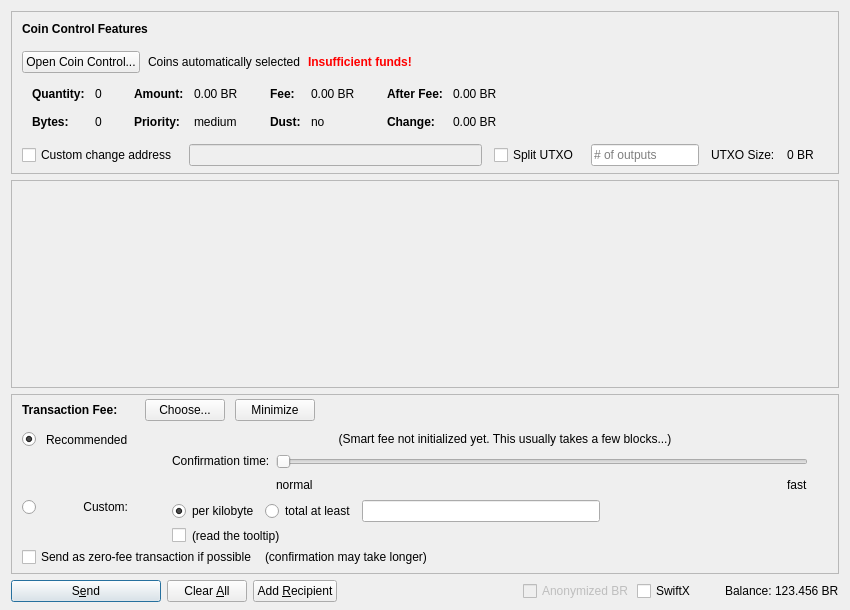
Old version of the form src/qt/forms/sendcoinsdialog.ui in the repository bitcoinreal/BitcoinReal.
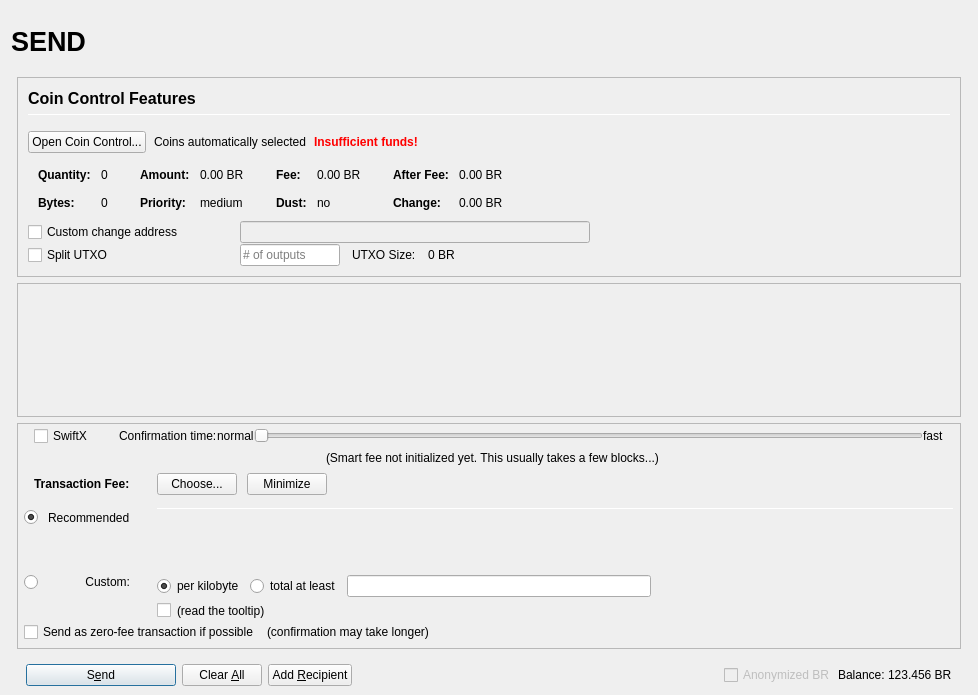
New version of the form. Icons and pictures are not drawn. Custom widgets are drawn as their Qt base class.

What changed in the file:
```diff
--- a/src/qt/forms/sendcoinsdialog.ui
+++ b/src/qt/forms/sendcoinsdialog.ui
@@ -2,20 +2,155 @@
 <ui version="4.0">
  <class>SendCoinsDialog</class>
  <widget class="QDialog" name="SendCoinsDialog">
+  <property name="enabled">
+   <bool>true</bool>
+  </property>
   <property name="geometry">
    <rect>
     <x>0</x>
     <y>0</y>
-    <width>850</width>
-    <height>610</height>
+    <width>978</width>
+    <height>695</height>
    </rect>
   </property>
   <property name="windowTitle">
    <string>Send Coins</string>
   </property>
-  <layout class="QVBoxLayout" name="verticalLayout" stretch="0,1,0,0">
+  <layout class="QVBoxLayout" name="verticalLayout" stretch="0">
    <property name="bottomMargin">
-    <number>8</number>
+    <number>9</number>
+   </property>
+   <item>
+    <layout class="QVBoxLayout" name="verticalLayout_Master" stretch="0,1">
+     <property name="spacing">
+      <number>0</number>
+     </property>
+     <property name="leftMargin">
+      <number>0</number>
+     </property>
+     <property name="topMargin">
+      <number>0</number>
+     </property>
+     <property name="rightMargin">
+      <number>0</number>
+     </property>
+     <property name="bottomMargin">
+      <number>0</number>
+     </property>
+     <item>
+      <widget class="QFrame" name="frame_Header">
+       <layout class="QVBoxLayout" name="verticalLayout_Header" stretch="0">
+        <property name="leftMargin">
+         <number>0</number>
+        </property>
+        <property name="topMargin">
+         <number>0</number>
+        </property>
+        <property name="rightMargin">
+         <number>0</number>
+        </property>
+        <property name="bottomMargin">
+         <number>0</number>
+        </property>
+        <item>
+         <layout class="QHBoxLayout" name="horizontalLayout_Header" stretch="1,0,1">
+          <property name="spacing">
+           <number>6</number>
+          </property>
+          <item>
+           <widget class="QLabel" name="labelOverviewHeaderLeft">
+            <property name="minimumSize">
+             <size>
+              <width>464</width>
+              <height>60</height>
+             </size>
+            </property>
+            <property name="maximumSize">
+             <size>
+              <width>16777215</width>
+              <height>60</height>
+             </size>
+            </property>
+            <property name="font">
+             <font>
+              <pointsize>20</pointsize>
+              <weight>75</weight>
+              <bold>true</bold>
+             </font>
+            </property>
+            <property name="text">
+             <string>SEND</string>
+            </property>
+            <property name="alignment">
+             <set>Qt::AlignLeading|Qt::AlignLeft|Qt::AlignVCenter</set>
+            </property>
+           </widget>
+          </item>
+          <item>
+           <spacer name="horizontalSpacer_Header">
+            <property name="orientation">
+             <enum>Qt::Horizontal</enum>
+            </property>
+            <property name="sizeHint" stdset="0">
+             <size>
+              <width>40</width>
+              <height>20</height>
+             </size>
+            </property>
+           </spacer>
+          </item>
+          <item>
+           <widget class="QLabel" name="labelOverviewHeaderRight">
+            <property name="minimumSize">
+             <size>
+              <width>464</width>
+              <height>60</height>
+             </size>
+            </property>
+            <property name="maximumSize">
+             <size>
+              <width>16777215</width>
+              <height>60</height>
+             </size>
+            </property>
+            <property name="font">
+             <font>
+              <pointsize>14</pointsize>
+             </font>
+            </property>
+            <property name="text">
+             <string/>
+            </property>
+            <property name="alignment">
+             <set>Qt::AlignRight|Qt::AlignTrailing|Qt::AlignVCenter</set>
+            </property>
+           </widget>
+          </item>
+         </layout>
+        </item>
+       </layout>
+      </widget>
+     </item>
+     <item>
+      <widget class="QFrame" name="frame_BG">
+       <property name="minimumSize">
+        <size>
+         <width>0</width>
+         <height>0</height>
+        </size>
+       </property>
+       <layout class="QVBoxLayout" name="layout_BG" stretch="0,0,0,0">
+        <property name="leftMargin">
+         <number>6</number>
+        </property>
+        <property name="topMargin">
+         <number>6</number>
+        </property>
+        <property name="rightMargin">
+         <number>6</number>
+        </property>
+        <property name="bottomMargin">
+         <number>0</number>
    </property>
    <item>
     <widget class="QFrame" name="frameCoinControl">
@@ -51,12 +186,13 @@
        <number>0</number>
       </property>
       <property name="bottomMargin">
-       <number>6</number>
+            <number>0</number>
       </property>
       <item>
-       <layout class="QVBoxLayout" name="verticalLayoutCoinControl" stretch="0,0,0,0,1">
+            <widget class="QFrame" name="frameCoinControl_BG">
+             <layout class="QVBoxLayout" name="verticalLayoutCoinControl" stretch="0,0,0,0,0,0">
         <property name="spacing">
-         <number>0</number>
+               <number>1</number>
         </property>
         <property name="leftMargin">
          <number>10</number>
@@ -70,6 +206,11 @@
            <number>15</number>
           </property>
           <item>
+                 <layout class="QVBoxLayout" name="verticalLayout_3">
+                  <property name="spacing">
+                   <number>6</number>
+                  </property>
+                  <item>
            <widget class="QLabel" name="labelCoinControlFeatures">
             <property name="sizePolicy">
              <sizepolicy hsizetype="Preferred" vsizetype="Maximum">
@@ -77,8 +218,15 @@
               <verstretch>0</verstretch>
              </sizepolicy>
             </property>
+                    <property name="minimumSize">
+                     <size>
+                      <width>0</width>
+                      <height>20</height>
+                     </size>
+                    </property>
             <property name="font">
              <font>
+                      <pointsize>12</pointsize>
               <weight>75</weight>
               <bold>true</bold>
              </font>
@@ -91,6 +239,27 @@
             </property>
            </widget>
           </item>
+                  <item>
+                   <widget class="Line" name="line">
+                    <property name="minimumSize">
+                     <size>
+                      <width>0</width>
+                      <height>1</height>
+                     </size>
+                    </property>
+                    <property name="maximumSize">
+                     <size>
+                      <width>16777215</width>
+                      <height>1</height>
+                     </size>
+                    </property>
+                    <property name="orientation">
+                     <enum>Qt::Horizontal</enum>
+                    </property>
+                   </widget>
+                  </item>
+                 </layout>
+                </item>
          </layout>
         </item>
         <item>
@@ -528,7 +697,7 @@
          </widget>
         </item>
         <item>
-         <layout class="QHBoxLayout" name="horizontalLayoutCoinControl4" stretch="0,0,0,0,0,0,0">
+               <layout class="QHBoxLayout" name="horizontalLayoutCoinControl4">
           <property name="spacing">
            <number>12</number>
           </property>
@@ -536,13 +705,31 @@
            <enum>QLayout::SetDefaultConstraint</enum>
           </property>
           <property name="topMargin">
-           <number>5</number>
+                 <number>0</number>
           </property>
           <property name="rightMargin">
-           <number>5</number>
+                 <number>0</number>
           </property>
           <item>
            <widget class="QCheckBox" name="checkBoxCoinControlChange">
+                  <property name="sizePolicy">
+                   <sizepolicy hsizetype="Preferred" vsizetype="Preferred">
+                    <horstretch>0</horstretch>
+                    <verstretch>0</verstretch>
+                   </sizepolicy>
+                  </property>
+                  <property name="minimumSize">
+                   <size>
+                    <width>200</width>
+                    <height>0</height>
+                   </size>
+                  </property>
+                  <property name="maximumSize">
+                   <size>
+                    <width>200</width>
+                    <height>16777215</height>
+                   </size>
+                  </property>
             <property name="toolTip">
              <string>If this is activated, but the change address is empty or invalid, change will be sent to a newly generated address.</string>
             </property>
@@ -557,15 +744,71 @@
              <bool>false</bool>
             </property>
             <property name="sizePolicy">
-             <sizepolicy hsizetype="Expanding" vsizetype="Fixed">
+                   <sizepolicy hsizetype="Preferred" vsizetype="Preferred">
               <horstretch>0</horstretch>
               <verstretch>0</verstretch>
              </sizepolicy>
             </property>
-           </widget>
-          </item>
+                  <property name="minimumSize">
+                   <size>
+                    <width>300</width>
+                    <height>0</height>
+                   </size>
+                  </property>
+                 </widget>
+                </item>
+                <item>
+                 <widget class="QLabel" name="labelCoinControlChangeLabel">
+                  <property name="sizePolicy">
+                   <sizepolicy hsizetype="Preferred" vsizetype="Preferred">
+                    <horstretch>0</horstretch>
+                    <verstretch>0</verstretch>
+                   </sizepolicy>
+                  </property>
+                  <property name="minimumSize">
+                   <size>
+                    <width>100</width>
+                    <height>0</height>
+                   </size>
+                  </property>
+                  <property name="text">
+                   <string/>
+                  </property>
+                  <property name="margin">
+                   <number>3</number>
+                  </property>
+                 </widget>
+                </item>
+               </layout>
+              </item>
+              <item>
+               <layout class="QHBoxLayout" name="horizontalLayoutCoinControl6">
+                <property name="spacing">
+                 <number>12</number>
+                </property>
+                <property name="rightMargin">
+                 <number>0</number>
+                </property>
           <item>
            <widget class="QCheckBox" name="splitBlockCheckBox">
+                  <property name="sizePolicy">
+                   <sizepolicy hsizetype="Preferred" vsizetype="Preferred">
+                    <horstretch>0</horstretch>
+                    <verstretch>0</verstretch>
+                   </sizepolicy>
+                  </property>
+                  <property name="minimumSize">
+                   <size>
+                    <width>200</width>
+                    <height>0</height>
+                   </size>
+                  </property>
+                  <property name="maximumSize">
+                   <size>
+                    <width>200</width>
+                    <height>16777215</height>
+                   </size>
+                  </property>
             <property name="text">
              <string>Split UTXO</string>
             </property>
@@ -574,11 +817,23 @@
           <item>
            <widget class="QLineEdit" name="splitBlockLineEdit">
             <property name="sizePolicy">
-             <sizepolicy hsizetype="Fixed" vsizetype="Fixed">
+                   <sizepolicy hsizetype="Preferred" vsizetype="Preferred">
               <horstretch>50</horstretch>
               <verstretch>0</verstretch>
              </sizepolicy>
             </property>
+                  <property name="minimumSize">
+                   <size>
+                    <width>100</width>
+                    <height>0</height>
+                   </size>
+                  </property>
+                  <property name="maximumSize">
+                   <size>
+                    <width>100</width>
+                    <height>16777215</height>
+                   </size>
+                  </property>
             <property name="placeholderText">
              <string># of outputs</string>
             </property>
@@ -599,26 +854,17 @@
            </widget>
           </item>
           <item>
-           <widget class="QLabel" name="labelCoinControlChangeLabel">
-            <property name="sizePolicy">
-             <sizepolicy hsizetype="Preferred" vsizetype="Expanding">
-              <horstretch>0</horstretch>
-              <verstretch>0</verstretch>
-             </sizepolicy>
-            </property>
-            <property name="minimumSize">
+                 <spacer name="horizontalSpacer_7">
+                  <property name="orientation">
+                   <enum>Qt::Horizontal</enum>
+                  </property>
+                  <property name="sizeHint" stdset="0">
              <size>
-              <width>0</width>
-              <height>0</height>
-             </size>
-            </property>
-            <property name="text">
-             <string/>
-            </property>
-            <property name="margin">
-             <number>3</number>
-            </property>
-           </widget>
+                    <width>40</width>
+                    <height>20</height>
+                   </size>
+                  </property>
+                 </spacer>
           </item>
          </layout>
         </item>
@@ -636,6 +882,7 @@
          </spacer>
         </item>
        </layout>
+            </widget>
       </item>
      </layout>
     </widget>
@@ -650,8 +897,8 @@
        <rect>
         <x>0</x>
         <y>0</y>
-        <width>830</width>
-        <height>113</height>
+             <width>944</width>
+             <height>69</height>
        </rect>
       </property>
       <layout class="QVBoxLayout" name="verticalLayout_2" stretch="0,1">
@@ -728,18 +975,192 @@
        <number>0</number>
       </property>
       <item>
-       <layout class="QVBoxLayout" name="verticalLayoutFee2" stretch="0,0,0">
+            <layout class="QVBoxLayout" name="verticalLayoutFee2" stretch="0,0,0,0">
         <property name="spacing">
          <number>0</number>
         </property>
         <property name="leftMargin">
-         <number>10</number>
+              <number>6</number>
         </property>
         <property name="topMargin">
          <number>0</number>
         </property>
+             <property name="rightMargin">
+              <number>6</number>
+             </property>
+             <item>
+              <layout class="QVBoxLayout" name="verticalLayout_feeConf">
+               <property name="spacing">
+                <number>0</number>
+               </property>
+               <property name="leftMargin">
+                <number>10</number>
+               </property>
+               <property name="rightMargin">
+                <number>10</number>
+               </property>
+               <property name="bottomMargin">
+                <number>5</number>
+               </property>
+               <item>
+                <layout class="QHBoxLayout" name="horizontalLayoutFee9">
+                 <item>
+                  <widget class="QCheckBox" name="checkSwiftTX">
+                   <property name="enabled">
+                    <bool>true</bool>
+                   </property>
+                   <property name="minimumSize">
+                    <size>
+                     <width>85</width>
+                     <height>0</height>
+                    </size>
+                   </property>
+                   <property name="toolTip">
+                    <string>SwiftX technology allows for near instant transactions - A flat fee of 0.01 BR applies</string>
+                   </property>
+                   <property name="text">
+                    <string>SwiftX</string>
+                   </property>
+                  </widget>
+                 </item>
+                 <item>
+                  <widget class="QLabel" name="labelSmartFee3">
+                   <property name="text">
+                    <string>Confirmation time:</string>
+                   </property>
+                   <property name="margin">
+                    <number>2</number>
+                   </property>
+                  </widget>
+                 </item>
+                 <item>
+                  <widget class="QLabel" name="labelSmartFeeNormal">
+                   <property name="text">
+                    <string>normal</string>
+                   </property>
+                   <property name="margin">
+                    <number>8</number>
+                   </property>
+                  </widget>
+                 </item>
+                 <item>
+                  <widget class="QSlider" name="sliderSmartFee">
+                   <property name="minimumSize">
+                    <size>
+                     <width>0</width>
+                     <height>24</height>
+                    </size>
+                   </property>
+                   <property name="minimum">
+                    <number>0</number>
+                   </property>
+                   <property name="maximum">
+                    <number>24</number>
+                   </property>
+                   <property name="pageStep">
+                    <number>1</number>
+                   </property>
+                   <property name="value">
+                    <number>0</number>
+                   </property>
+                   <property name="orientation">
+                    <enum>Qt::Horizontal</enum>
+                   </property>
+                   <property name="invertedAppearance">
+                    <bool>false</bool>
+                   </property>
+                   <property name="invertedControls">
+                    <bool>false</bool>
+                   </property>
+                   <property name="tickPosition">
+                    <enum>QSlider::NoTicks</enum>
+                   </property>
+                  </widget>
+                 </item>
+                 <item>
+                  <widget class="QLabel" name="labelSmartFeeFast">
+                   <property name="text">
+                    <string>fast</string>
+                   </property>
+                   <property name="margin">
+                    <number>8</number>
+                   </property>
+                  </widget>
+                 </item>
+                </layout>
+               </item>
+               <item>
+                <layout class="QHBoxLayout" name="horizontalLayout_recommended_texts">
+                 <property name="spacing">
+                  <number>0</number>
+                 </property>
+                 <item>
+                  <spacer name="horizontalSpacer_8">
+                   <property name="orientation">
+                    <enum>Qt::Horizontal</enum>
+                   </property>
+                   <property name="sizeHint" stdset="0">
+                    <size>
+                     <width>40</width>
+                     <height>20</height>
+                    </size>
+                   </property>
+                  </spacer>
+                 </item>
+                 <item>
+                  <widget class="QLabel" name="labelFeeEstimation">
+                   <property name="text">
+                    <string/>
+                   </property>
+                   <property name="margin">
+                    <number>2</number>
+                   </property>
+                  </widget>
+                 </item>
+                 <item>
+                  <widget class="QLabel" name="labelSmartFee2">
+                   <property name="text">
+                    <string>(Smart fee not initialized yet. This usually takes a few blocks...)</string>
+                   </property>
+                   <property name="alignment">
+                    <set>Qt::AlignLeading|Qt::AlignLeft|Qt::AlignVCenter</set>
+                   </property>
+                   <property name="wordWrap">
+                    <bool>false</bool>
+                   </property>
+                   <property name="margin">
+                    <number>2</number>
+                   </property>
+                   <property name="indent">
+                    <number>-1</number>
+                   </property>
+                  </widget>
+                 </item>
+                 <item>
+                  <spacer name="horizontalSpacer_3">
+                   <property name="orientation">
+                    <enum>Qt::Horizontal</enum>
+                   </property>
+                   <property name="sizeHint" stdset="0">
+                    <size>
+                     <width>40</width>
+                     <height>20</height>
+                    </size>
+                   </property>
+                  </spacer>
+                 </item>
+                </layout>
+               </item>
+              </layout>
+             </item>
         <item>
          <layout class="QHBoxLayout" name="horizontalLayoutFee1">
+               <property name="leftMargin">
+                <number>10</number>
+               </property>
+               <property name="rightMargin">
+                <number>10</number>
+               </property>
           <property name="bottomMargin">
            <number>0</number>
           </property>
@@ -748,22 +1169,6 @@
             <property name="spacing">
              <number>0</number>
             </property>
-            <item>
-             <spacer name="verticalSpacerSmartFee">
-              <property name="orientation">
-               <enum>Qt::Vertical</enum>
-              </property>
-              <property name="sizeType">
-               <enum>QSizePolicy::Fixed</enum>
-              </property>
-              <property name="sizeHint" stdset="0">
-               <size>
-                <width>1</width>
-                <height>4</height>
-               </size>
-              </property>
-             </spacer>
-            </item>
             <item>
              <layout class="QHBoxLayout" name="horizontalLayoutSmartFee">
               <property name="spacing">
@@ -879,7 +1284,61 @@
              <property name="verticalSpacing">
               <number>4</number>
              </property>
-             <item row="2" column="4">
+                  <item row="2" column="0">
+                   <layout class="QVBoxLayout" name="verticalLayoutFee4" stretch="0">
+                    <item>
+                     <spacer name="verticalSpacer_2">
+                      <property name="orientation">
+                       <enum>Qt::Vertical</enum>
+                      </property>
+                      <property name="sizeHint" stdset="0">
+                       <size>
+                        <width>1</width>
+                        <height>1</height>
+                       </size>
+                      </property>
+                     </spacer>
+                    </item>
+                   </layout>
+                  </item>
+                  <item row="3" column="0">
+                   <layout class="QVBoxLayout" name="verticalLayoutFee9" stretch="0,1">
+                    <item>
+                     <widget class="QRadioButton" name="radioCustomFee">
+                      <property name="text">
+                       <string/>
+                      </property>
+                      <attribute name="buttonGroup">
+                       <string notr="true">groupFee</string>
+                      </attribute>
+                     </widget>
+                    </item>
+                    <item>
+                     <spacer name="verticalSpacer_6">
+                      <property name="orientation">
+                       <enum>Qt::Vertical</enum>
+                      </property>
+                      <property name="sizeHint" stdset="0">
+                       <size>
+                        <width>1</width>
+                        <height>1</height>
+                       </size>
+                      </property>
+                     </spacer>
+                    </item>
+                   </layout>
+                  </item>
+                  <item row="3" column="1">
+                   <widget class="QLabel" name="labelCustomFee">
+                    <property name="text">
+                     <string>Custom:</string>
+                    </property>
+                    <property name="alignment">
+                     <set>Qt::AlignRight|Qt::AlignTop|Qt::AlignTrailing</set>
+                    </property>
+                   </widget>
+                  </item>
+                  <item row="3" column="4">
               <layout class="QVBoxLayout" name="verticalLayoutFee8">
                <property name="spacing">
                 <number>6</number>
@@ -978,218 +1437,14 @@
                </item>
               </layout>
              </item>
-             <item row="1" column="0">
-              <layout class="QVBoxLayout" name="verticalLayoutFee4" stretch="1">
-               <item>
-                <spacer name="verticalSpacer_2">
-                 <property name="orientation">
-                  <enum>Qt::Vertical</enum>
-                 </property>
-                 <property name="sizeHint" stdset="0">
-                  <size>
-                   <width>1</width>
-                   <height>1</height>
-                  </size>
-                 </property>
-                </spacer>
-               </item>
-              </layout>
-             </item>
-             <item row="2" column="0">
-              <layout class="QVBoxLayout" name="verticalLayoutFee9" stretch="0,1">
-               <item>
-                <widget class="QRadioButton" name="radioCustomFee">
-                 <property name="text">
-                  <string/>
-                 </property>
-                 <attribute name="buttonGroup">
-                  <string notr="true">groupFee</string>
-                 </attribute>
-                </widget>
-               </item>
-               <item>
-                <spacer name="verticalSpacer_6">
-                 <property name="orientation">
-                  <enum>Qt::Vertical</enum>
-                 </property>
-                 <property name="sizeHint" stdset="0">
-                  <size>
-                   <width>1</width>
-                   <height>1</height>
-                  </size>
-                 </property>
-                </spacer>
-               </item>
-              </layout>
-             </item>
-             <item row="1" column="4">
-              <layout class="QVBoxLayout" name="verticalLayoutFee3" stretch="0,0,1">
-               <property name="spacing">
-                <number>6</number>
-               </property>
-               <property name="topMargin">
-                <number>2</number>
-               </property>
-               <item>
-                <layout class="QHBoxLayout" name="horizontalLayoutFee12">
-                 <item>
-                  <spacer name="horizontalSpacer_5">
-                   <property name="orientation">
-                    <enum>Qt::Horizontal</enum>
-                   </property>
-                   <property name="sizeHint" stdset="0">
-                    <size>
-                     <width>1</width>
-                     <height>1</height>
-                    </size>
-                   </property>
-                  </spacer>
-                 </item>
-                </layout>
-               </item>
-               <item>
-                <layout class="QHBoxLayout" name="horizontalLayoutFee9">
-                 <item>
-                  <layout class="QVBoxLayout" name="verticalLayoutFee6">
-                   <item>
-                    <widget class="QLabel" name="labelSmartFee3">
-                     <property name="text">
-                      <string>Confirmation time:</string>
-                     </property>
-                     <property name="margin">
-                      <number>2</number>
-                     </property>
-                    </widget>
-                   </item>
-                   <item>
-                    <spacer name="verticalSpacer_3">
-                     <property name="orientation">
-                      <enum>Qt::Vertical</enum>
-                     </property>
-                     <property name="sizeHint" stdset="0">
-                      <size>
-                       <width>1</width>
-                       <height>1</height>
-                      </size>
-                     </property>
-                    </spacer>
-                   </item>
-                  </layout>
-                 </item>
-                 <item>
-                  <layout class="QVBoxLayout" name="verticalLayoutFee5">
-                   <property name="rightMargin">
-                    <number>30</number>
-                   </property>
-                   <item>
-                    <widget class="QSlider" name="sliderSmartFee">
-                     <property name="minimum">
-                      <number>0</number>
-                     </property>
-                     <property name="maximum">
-                      <number>24</number>
-                     </property>
-                     <property name="pageStep">
-                      <number>1</number>
-                     </property>
-                     <property name="value">
-                      <number>0</number>
-                     </property>
-                     <property name="orientation">
-                      <enum>Qt::Horizontal</enum>
-                     </property>
-                     <property name="invertedAppearance">
-                      <bool>false</bool>
-                     </property>
-                     <property name="invertedControls">
-                      <bool>false</bool>
-                     </property>
-                     <property name="tickPosition">
-                      <enum>QSlider::NoTicks</enum>
-                     </property>
-                    </widget>
-                   </item>
-                   <item>
-                    <layout class="QHBoxLayout" name="horizontalLayoutFee10">
-                     <item>
-                      <widget class="QLabel" name="labelSmartFeeNormal">
-                       <property name="text">
-                        <string>normal</string>
-                       </property>
-                      </widget>
-                     </item>
-                     <item>
-                      <spacer name="horizontalSpacer_3">
-                       <property name="orientation">
-                        <enum>Qt::Horizontal</enum>
-                       </property>
-                       <property name="sizeHint" stdset="0">
-                        <size>
-                         <width>40</width>
-                         <height>20</height>
-                        </size>
-                       </property>
-                      </spacer>
-                     </item>
-                     <item>
-                      <widget class="QLabel" name="labelSmartFeeFast">
-                       <property name="text">
-                        <string>fast</string>
-                       </property>
-                      </widget>
-                     </item>
-                    </layout>
-                   </item>
-                  </layout>
-                 </item>
-                </layout>
-               </item>
-               <item>
-                <spacer name="verticalSpacer_4">
-                 <property name="orientation">
-                  <enum>Qt::Vertical</enum>
-                 </property>
-                 <property name="sizeHint" stdset="0">
-                  <size>
-                   <width>1</width>
-                   <height>1</height>
-                  </size>
-                 </property>
-                </spacer>
-               </item>
-              </layout>
-             </item>
-             <item row="0" column="1">
+                  <item row="1" column="1">
               <widget class="QLabel" name="labelSmartFee_2">
                <property name="text">
                 <string>Recommended</string>
                </property>
               </widget>
              </item>
-             <item row="0" column="0">
-              <widget class="QRadioButton" name="radioSmartFee">
-               <property name="text">
-                <string/>
-               </property>
-               <property name="checked">
-                <bool>true</bool>
-               </property>
-               <attribute name="buttonGroup">
-                <string notr="true">groupFee</string>
-               </attribute>
-              </widget>
-             </item>
-             <item row="2" column="1">
-              <widget class="QLabel" name="labelCustomFee">
-               <property name="text">
-                <string>Custom:</string>
-               </property>
-               <property name="alignment">
-                <set>Qt::AlignRight|Qt::AlignTop|Qt::AlignTrailing</set>
-               </property>
-              </widget>
-             </item>
-             <item row="0" column="2">
+                  <item row="1" column="2">
               <widget class="QLabel" name="labelSmartFee">
                <property name="text">
                 <string/>
@@ -1199,28 +1454,93 @@
                </property>
               </widget>
              </item>
-             <item row="0" column="3">
-              <widget class="QLabel" name="labelFeeEstimation">
+                  <item row="1" column="0">
+                   <widget class="QRadioButton" name="radioSmartFee">
                <property name="text">
                 <string/>
                </property>
-              </widget>
-             </item>
-             <item row="0" column="4">
-              <widget class="QLabel" name="labelSmartFee2">
-               <property name="text">
-                <string>(Smart fee not initialized yet. This usually takes a few blocks...)</string>
-               </property>
-               <property name="alignment">
-                <set>Qt::AlignHCenter</set>
-               </property>
-               <property name="wordWrap">
+                    <property name="checked">
                 <bool>true</bool>
                </property>
-               <property name="margin">
+                    <attribute name="buttonGroup">
+                     <string notr="true">groupFee</string>
+                    </attribute>
+                   </widget>
+                  </item>
+                  <item row="0" column="4" rowspan="3">
+                   <layout class="QVBoxLayout" name="verticalLayoutFee3" stretch="0,0,0,0">
+                    <property name="spacing">
+                     <number>6</number>
+                    </property>
+                    <property name="topMargin">
                 <number>2</number>
                </property>
-              </widget>
+                    <property name="bottomMargin">
+                     <number>20</number>
+                    </property>
+                    <item>
+                     <widget class="Line" name="line_2">
+                      <property name="minimumSize">
+                       <size>
+                        <width>0</width>
+                        <height>1</height>
+                       </size>
+                      </property>
+                      <property name="maximumSize">
+                       <size>
+                        <width>16777215</width>
+                        <height>1</height>
+                       </size>
+                      </property>
+                      <property name="orientation">
+                       <enum>Qt::Horizontal</enum>
+                      </property>
+                     </widget>
+                    </item>
+                    <item>
+                     <layout class="QHBoxLayout" name="horizontalLayoutFee12">
+                      <item>
+                       <spacer name="horizontalSpacer_5">
+                        <property name="orientation">
+                         <enum>Qt::Horizontal</enum>
+                        </property>
+                        <property name="sizeHint" stdset="0">
+                         <size>
+                          <width>1</width>
+                          <height>1</height>
+                         </size>
+                        </property>
+                       </spacer>
+                      </item>
+                     </layout>
+                    </item>
+                    <item>
+                     <spacer name="verticalSpacer_4">
+                      <property name="orientation">
+                       <enum>Qt::Vertical</enum>
+                      </property>
+                      <property name="sizeHint" stdset="0">
+                       <size>
+                        <width>1</width>
+                        <height>1</height>
+                       </size>
+                      </property>
+                     </spacer>
+                    </item>
+                    <item>
+                     <spacer name="verticalSpacer_3">
+                      <property name="orientation">
+                       <enum>Qt::Vertical</enum>
+                      </property>
+                      <property name="sizeHint" stdset="0">
+                       <size>
+                        <width>20</width>
+                        <height>40</height>
+                       </size>
+                      </property>
+                     </spacer>
+                    </item>
+                   </layout>
              </item>
             </layout>
            </item>
@@ -1299,7 +1619,11 @@
     </widget>
    </item>
    <item>
+         <widget class="QFrame" name="frame_Send">
     <layout class="QHBoxLayout" name="horizontalLayout">
+           <property name="bottomMargin">
+            <number>0</number>
+           </property>
      <item>
       <widget class="QPushButton" name="sendButton">
        <property name="minimumSize">
@@ -1394,22 +1718,6 @@
          </property>
         </widget>
        </item>
-       <item>
-        <widget class="QCheckBox" name="checkSwiftTX">
-         <property name="enabled">
-          <bool>true</bool>
-         </property>
-         <property name="minimumSize">
-          <size>
-           <width>85</width>
-           <height>0</height>
-          </size>
-         </property>
-         <property name="text">
-          <string>SwiftX</string>
-         </property>
-        </widget>
-       </item>
        <item>
         <widget class="QLabel" name="label">
          <property name="text">
@@ -1439,6 +1747,12 @@
       </layout>
      </item>
     </layout>
+         </widget>
+        </item>
+       </layout>
+      </widget>
+     </item>
+    </layout>
    </item>
   </layout>
  </widget>
```
Left out of the diff: 6 changed lines with no effect on the pictures. Lines whose indentation alone changed are shown as unchanged.
